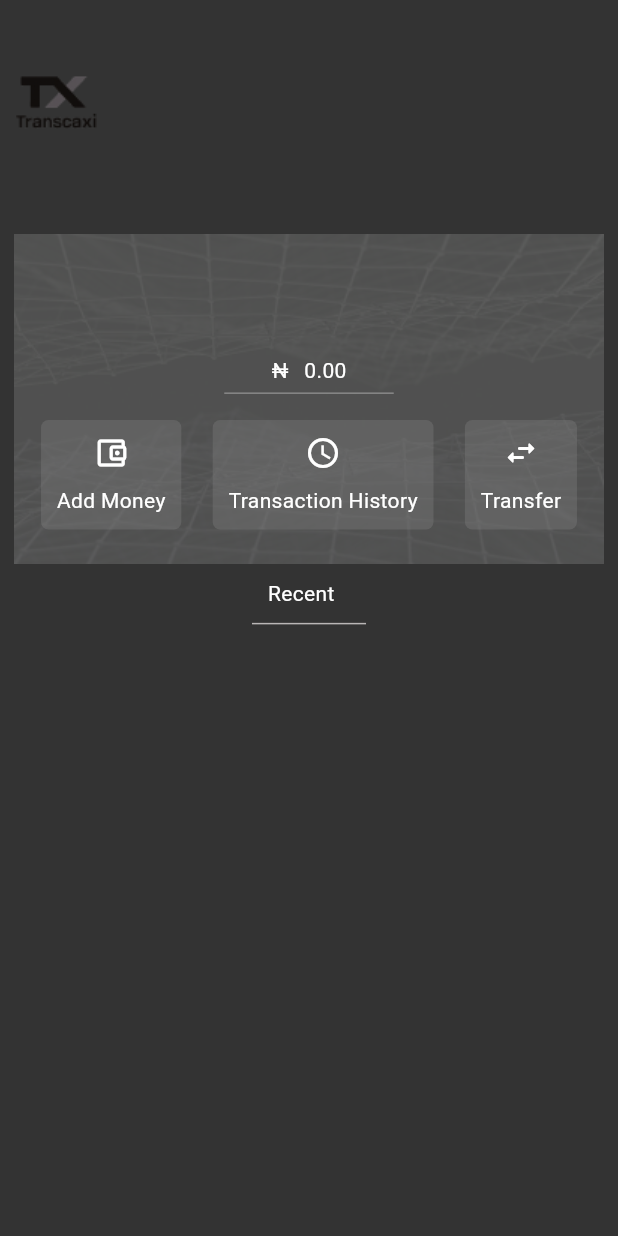
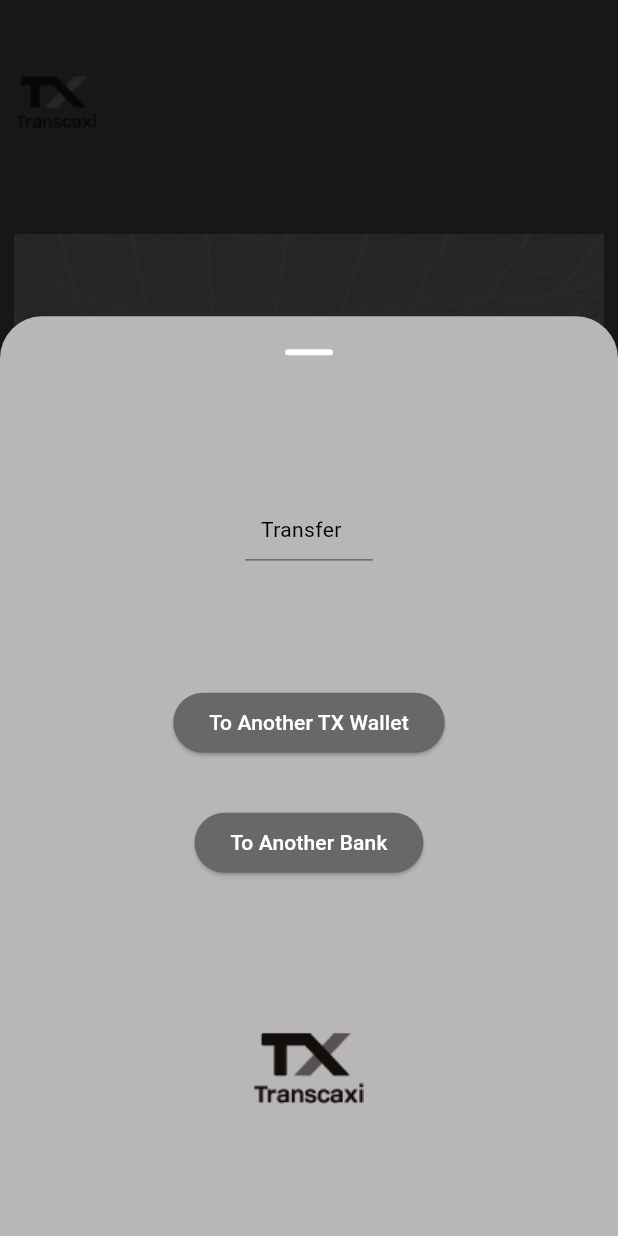
Before and after one commit to Emrys02/transacxi, a Flutter app: the HomeTab widget shown alone on an empty page, opened directly, after a tap on "Transfer", on a phone screen of 412 x 824 dp. Run offline on Flutter 3.47's test engine with Material 2 defaults, Android fonts, the phone set to English and light mode, and no system bars; our stand-ins replace cloud_firestore, dio, firebase_auth, firebase_core, firebase_database, firebase_storage and 4 more; missing offline and left inert: encrypt, flutter_paystack, flutterwave_standard; accounts and stored records are empty.

Commit message:
App Update
Signed-off-by: Emrys <Emrys_02@outlook.com>

```diff
--- a/lib/constants/constants.dart
+++ b/lib/constants/constants.dart
@@ -1,5 +1,3 @@
-import 'dart:developer';
-
 import 'package:encrypt/encrypt.dart';
 import 'package:flutter_dotenv/flutter_dotenv.dart';
 
--- a/lib/constants/managers/string_manager.dart
+++ b/lib/constants/managers/string_manager.dart
@@ -1,8 +1,14 @@
 class StringManager {
   StringManager._();
 
+  static const accountNumber = "Account Number";
+  static const amountToTransfer = "Amount To Transfer";
   static const addMoney = "Add Money";
+  static const allTransactionHere = "Transactions wiil appear here";
+  static const anotherBank = "To Another Bank";
+  static const anotherWallet = "To Another TX Wallet";
   static const confirmPassword = "Confirm Password";
+  static const destinationBank = "Destination Bank";
   static const dontHaveAccount = "I don't have an account ";
   static const haveAccount = "Already have an account ";
   static const emailAddress = "Email Address";
@@ -13,11 +19,10 @@ class StringManager {
   static const password = "Password";
   static const proceed = "Proceed";
   static const recent = "Recent";
+  static const recentTransactionHere = "Recent transactions wiil appear here";
   static const signup = "sign up";
   static const signUp = "Sign Up";
   static const transacxi = "Transacxi";
   static const transfer = "Transfer";
-  static const recentTransactionHere = "Recent transactions wiil appear here";
-  static const allTransactionHere = "Transactions wiil appear here";
   static const transactionHistory = "Transaction History";
 }
--- a/lib/helpers/global_variables.dart
+++ b/lib/helpers/global_variables.dart
@@ -1,4 +1,6 @@
 import 'package:flutter/widgets.dart';
 
+import '../models/bank.dart';
+
 final navigationKey = GlobalKey<NavigatorState>();
-final banks = <String>[];
+final banks = <Bank>[];
--- /dev/null
+++ b/lib/models/bank.dart
@@ -0,0 +1,8 @@
+class Bank{
+  String? flutterwaveCode;
+  String? paystackCode;
+  String name;
+
+  Bank({this.flutterwaveCode, this.paystackCode, required this.name});
+
+}
--- a/lib/models/user.dart
+++ b/lib/models/user.dart
@@ -1,3 +1,5 @@
+import 'transaction.dart';
+
 class User {
   String id;
   String firstname;
@@ -7,6 +9,9 @@ class User {
   String accountNumber;
   String profileImage;
   double balance;
+  double flutterwaveBalance;
+  double paystackBalance;
+  List<Transaction> transactions;
   User({
     required this.id,
     required this.email,
@@ -15,6 +20,9 @@ class User {
     required this.fullname,
     required this.accountNumber,
     required this.balance,
+    required this.flutterwaveBalance,
+    required this.paystackBalance,
+    this.transactions = const [],
     this.profileImage = "",
   });
 
@@ -27,6 +35,8 @@ class User {
         fullname: json["fullname"],
         accountNumber: json["accountNumber"],
         balance: json["balance"],
+        flutterwaveBalance: json["flutterwaveBalance"] ?? 0,
+        paystackBalance: json["paystackBalance"] ?? 0,
         profileImage: json["profileImage"] ?? "");
   }
 }
--- a/lib/services/bottom_sheet_service.dart
+++ b/lib/services/bottom_sheet_service.dart
@@ -5,6 +5,8 @@ import '../extensions/num_extension.dart';
 import '../helpers/global_variables.dart';
 import '../widgets/bottom_sheets/error_notice.dart';
 import '../widgets/bottom_sheets/fund_wallet.dart';
+import '../widgets/bottom_sheets/transfer_destination.dart';
+import '../widgets/bottom_sheets/transfer_details.dart';
 
 class BottomSheetService {
   BottomSheetService._();
@@ -30,4 +32,12 @@ class BottomSheetService {
   static Future<void> showFundingSheet() {
     return _showRemovableSheet(const FundWallet());
   }
+
+  static Future<void> showTransferDestinationSheet() {
+    return _showRemovableSheet(const TransferDestination());
+  }
+
+  static Future<void> showTransferDetailsSheet() {
+    return _showRemovableSheet(const TransferDetails());
+  }
 }
--- a/lib/tabs/home_tab.dart
+++ b/lib/tabs/home_tab.dart
@@ -1,7 +1,6 @@
-import 'dart:math';
+import 'dart:math' show min;
 
 import 'package:flutter/material.dart';
-import 'package:shimmer/shimmer.dart';
 
 import '../constants/managers/asset_manager.dart';
 import '../constants/managers/string_manager.dart';
@@ -34,6 +33,10 @@ class _HomeTabState extends State<HomeTab> {
   void _showFundWalletBottomSheet() async {
     await BottomSheetService.showFundingSheet();
     setState(() {});
+  }
+
+  void _showTransferBottomSheet() {
+    BottomSheetService.showTransferDestinationSheet();
   }
 
   @override
@@ -81,7 +84,7 @@ class _HomeTabState extends State<HomeTab> {
                     SizedBox(width: 20.width()),
                     DashboardOptions(label: StringManager.transactionHistory, icon: Icons.schedule, function: () => _viewHanlder.changeCurrentView(3)),
                     SizedBox(width: 20.width()),
-                    DashboardOptions(label: StringManager.transfer, icon: Icons.swap_horiz_rounded, function: () {}),
+                    DashboardOptions(label: StringManager.transfer, icon: Icons.swap_horiz_rounded, function: _showTransferBottomSheet),
                   ],
                 ),
               ],
@@ -95,17 +98,16 @@ class _HomeTabState extends State<HomeTab> {
           child: StreamBuilder(
             stream: TransactionProvider.transactions,
             builder: (context, snapshot) {
-              print(snapshot.connectionState);
-              if (snapshot.connectionState == ConnectionState.waiting && !snapshot.hasData) {
-                return ListView.builder(
-                  itemCount: 3,
-                  itemBuilder: (context, index) => Shimmer.fromColors(
-                    baseColor: Theme.of(context).colorScheme.primary,
-                    highlightColor: Theme.of(context).colorScheme.onPrimary,
-                    child: const TransactionListTile(),
-                  ),
-                );
-              }
+              // if (snapshot.connectionState == ConnectionState.waiting && !snapshot.hasData) {
+              //   return ListView.builder(
+              //     itemCount: 3,
+              //     itemBuilder: (context, index) => Shimmer.fromColors(
+              //       baseColor: Theme.of(context).colorScheme.primary,
+              //       highlightColor: Theme.of(context).colorScheme.onPrimary,
+              //       child: const TransactionListTile(),
+              //     ),
+              //   );
+              // }
               if (!snapshot.hasData) {
                 return const Center(child: Text(StringManager.recentTransactionHere));
               }
--- a/lib/theme/app_theme.dart
+++ b/lib/theme/app_theme.dart
@@ -7,23 +7,23 @@ class AppTheme {
   static final primary = ThemeData(
     colorScheme: const ColorScheme(
       brightness: Brightness.dark,
-      primary: Color.fromRGBO(51, 51, 51, 1),
-      onPrimary: Color.fromRGBO(185, 182, 182, 1),
-      secondary: Color.fromRGBO(185, 182, 182, 1),
-      onSecondary: Color.fromRGBO(105, 104, 104, 1),
-      error: Color.fromRGBO(255, 0, 0, 1),
-      onError: Color.fromRGBO(255, 255, 255, 1),
-      background: Color.fromRGBO(36, 36, 36, 1),
-      onBackground: Color.fromRGBO(185, 182, 182, 1),
-      surface: Color.fromRGBO(51, 51, 51, 1),
-      onSurface: Color.fromRGBO(255, 255, 255, 1),
+      primary: Color(0xFF333333),
+      onPrimary: Color(0xFFB9B6B6),
+      secondary: Color(0xFFB9B6B6),
+      onSecondary: Color(0xFF696868),
+      error: Color(0xFFFF0000),
+      onError: Color(0xFFFFFFFF),
+      background: Color(0xFF242424),
+      onBackground: Color(0xFFB9B6B6),
+      surface: Color(0xFF333333),
+      onSurface: Color(0xFFFFFFFF),
     ),
     buttonTheme: const ButtonThemeData(shape: StadiumBorder()),
     dialogTheme: const DialogTheme(
-      backgroundColor: Color.fromRGBO(185, 182, 182, 1),
+      backgroundColor: Color(0xFFB9B6B6),
       shape: RoundedRectangleBorder(borderRadius: BorderRadius.only(topLeft: Radius.circular(50), topRight: Radius.circular(50))),
     ),
-    textButtonTheme: const TextButtonThemeData(style: ButtonStyle(foregroundColor: MaterialStatePropertyAll(Color.fromRGBO(255, 0, 0, 1)))),
+    textButtonTheme: const TextButtonThemeData(style: ButtonStyle(foregroundColor: MaterialStatePropertyAll(Color(0xFFFF0000)))),
     bottomNavigationBarTheme: const BottomNavigationBarThemeData(showSelectedLabels: false, showUnselectedLabels: false, type: BottomNavigationBarType.fixed),
     inputDecorationTheme: InputDecorationTheme(
         fillColor: const Color(0xFFB9B6B6),
--- a/lib/widgets/bottom_sheets/fund_wallet.dart
+++ b/lib/widgets/bottom_sheets/fund_wallet.dart
@@ -69,6 +69,8 @@ class _FundWalletState extends State<FundWallet> {
       if (!mounted) return;
       final ref = await paystackPlugin.checkout(
         context,
+        fullscreen: true,
+        method: CheckoutMethod.bank,
         charge: Charge()
           ..amount = _transactionController.amount * 100
           ..currency = _transactionController.currency
--- /dev/null
+++ b/lib/widgets/bottom_sheets/transfer_destination.dart
@@ -0,0 +1,61 @@
+import 'package:flutter/material.dart';
+
+import '../../constants/managers/asset_manager.dart';
+import '../../constants/managers/string_manager.dart';
+import '../../controllers/transaction_controller.dart';
+import '../../extensions/num_extension.dart';
+import '../../models/transaction.dart';
+import '../../services/bottom_sheet_service.dart';
+import '../elements/underlined_container.dart';
+
+class TransferDestination extends StatefulWidget {
+  const TransferDestination({super.key});
+
+  @override
+  State<TransferDestination> createState() => _TransferDestinationState();
+}
+
+class _TransferDestinationState extends State<TransferDestination> {
+  final _transactionController = TransactionController();
+
+  void _selectDestination({String? destination}) async {
+    _transactionController.updateTransactionType = TransactionType.debit;
+    if (destination != null) _transactionController.updateDestinaiton = destination;
+    Navigator.of(context).pop();
+    BottomSheetService.showTransferDetailsSheet();
+  }
+
+  @override
+  Widget build(BuildContext context) {
+    return Padding(
+      padding: EdgeInsets.symmetric(horizontal: 29.width()),
+      child: Column(
+        children: [
+          SizedBox(height: 37.height()),
+          const UnderlinedContainer(text: StringManager.transfer, color: Color(0xFF6A6969), textColor: Color(0xFF000000)),
+          SizedBox(height: 87.height()),
+          ElevatedButton(
+            onPressed: () => _selectDestination(destination: "wallet"),
+            style: ButtonStyle(
+              backgroundColor: MaterialStatePropertyAll(Theme.of(context).colorScheme.onSecondary),
+              foregroundColor: MaterialStatePropertyAll(Theme.of(context).colorScheme.onSurface),
+            ),
+            child: const Text(StringManager.anotherWallet),
+          ),
+          SizedBox(height: 33.height()),
+          ElevatedButton(
+            onPressed: _selectDestination,
+            style: ButtonStyle(
+              backgroundColor: MaterialStatePropertyAll(Theme.of(context).colorScheme.onSecondary),
+              foregroundColor: MaterialStatePropertyAll(Theme.of(context).colorScheme.onSurface),
+            ),
+            child: const Text(StringManager.anotherBank),
+          ),
+          SizedBox(height: 91.height()),
+          Image.asset(AssetManager.logoMedium),
+          SizedBox(height: 85.height()),
+        ],
+      ),
+    );
+  }
+}
--- a/lib/widgets/forms/login_form.dart
+++ b/lib/widgets/forms/login_form.dart
@@ -61,14 +61,15 @@ class _LoginFormState extends State<LoginForm> with WidgetsBindingObserver {
       FocusScope.of(context).unfocus();
       final ref = await AuthProvider.login();
       await UserDetailsProvider.retrieveUserDetails(ref);
-      await ApiService.retrieveBanksList();
+      await ApiService.retrieveFlutterwaveBanksList();
+      await ApiService.retrievePaystackBanksList();
       if (mounted) {
         Navigator.of(context).pushReplacement(MaterialPageRoute(builder: (context) => const NavigationScreen()));
       }
     } on DioException catch (e) {
       log(e.toString());
       if (e.response!.statusCode! >= 500) {
-      //TODO: provide proper handling
+        //TODO: provide proper handling
         BottomSheetService.showErrorSheet("An unknown error occured");
         if (mounted) {
           Navigator.of(context).pushReplacement(MaterialPageRoute(builder: (context) => const NavigationScreen()));
--- a/lib/widgets/forms/sign_up_form.dart
+++ b/lib/widgets/forms/sign_up_form.dart
@@ -71,7 +71,7 @@ class _SignUpFormState extends State<SignUpForm> with WidgetsBindingObserver {
   }
 
   Future<void> _retrieveBanks() async {
-    await ApiService.retrieveBanksList();
+    await ApiService.retrieveFlutterwaveBanksList();
   }
 
   void _updateFullname(String value) {
```
Also changed, not shown: lib/controllers/transaction_controller.dart (+51 -0 lines), lib/providers/user_details_provider.dart (+15 -8 lines), lib/screens/navigation_screen.dart (+10 -0 lines), lib/services/api_service.dart (+30 -8 lines), lib/widgets/bottom_sheets/transfer_details.dart (added, +105 -0 lines).
